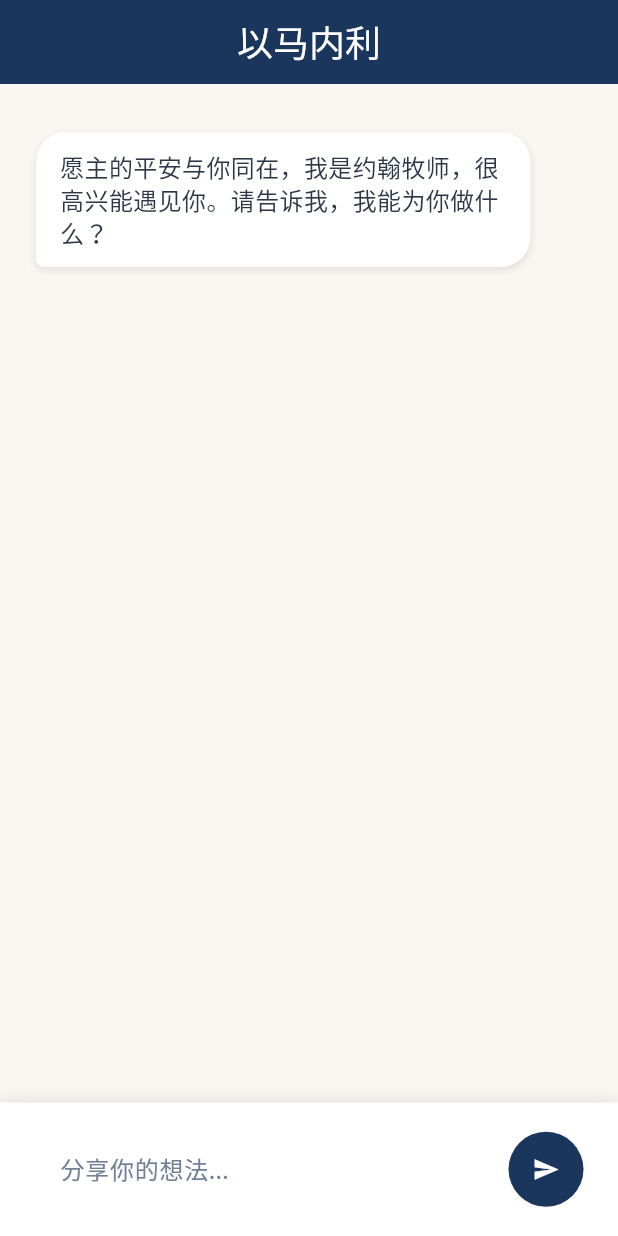
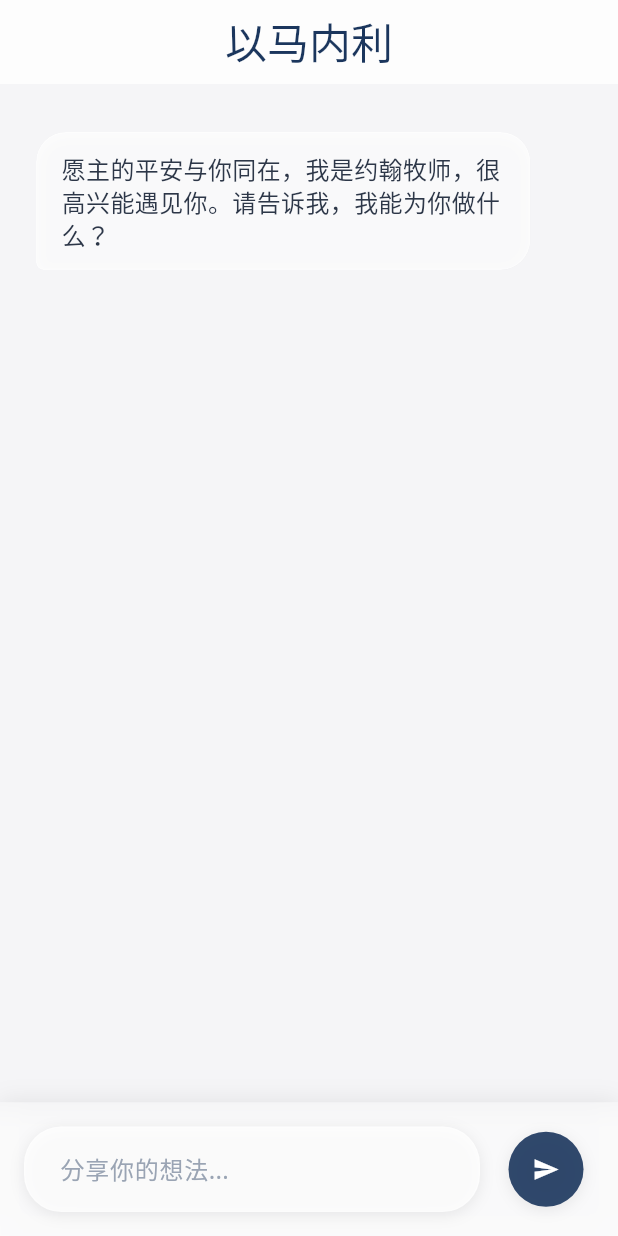
Before and after one commit to 4566sx/chat, a Flutter app: the screen it shows after launch, on a phone screen of 412 x 824 dp. Run offline on Flutter 3.47's test engine with Material 3 defaults, Android fonts, the phone set to English and light mode, and no system bars.

Commit message:
Add glass morphism effect and optimize UI

```diff
--- a/ai_chat/lib/chat_screen.dart
+++ b/ai_chat/lib/chat_screen.dart
@@ -1,10 +1,12 @@
 import 'package:flutter/material.dart';
 import 'package:flutter/cupertino.dart';
+import 'dart:ui';
 import 'ai_service.dart';
 import 'models/message.dart';
 import 'models/user.dart';
 import 'theme/app_colors.dart';
 import 'widgets/message_bubble.dart';
+import 'package:flutter/rendering.dart';
 
 class ChatScreen extends StatefulWidget {
   final User currentUser;
@@ -110,15 +112,18 @@ class _ChatScreenState extends State<ChatScreen> {
           ),
           Container(
             decoration: BoxDecoration(
-              color: AppColors.backgroundElevated,
+              color: Colors.white.withOpacity(0.8),
               boxShadow: [
                 BoxShadow(
                   offset: const Offset(0, -1),
-                  blurRadius: 8,
+                  blurRadius: 12,
                   color: AppColors.shadow,
                 ),
               ],
             ),
+            child: ClipRect(
+              child: BackdropFilter(
+                filter: ImageFilter.blur(sigmaX: 10, sigmaY: 10),
                 child: SafeArea(
                   child: Column(
                     children: [
@@ -134,6 +139,17 @@ class _ChatScreenState extends State<ChatScreen> {
                         child: Row(
                           children: [
                             Expanded(
+                              child: Container(
+                                decoration: BoxDecoration(
+                                  borderRadius: BorderRadius.circular(25),
+                                  boxShadow: [
+                                    BoxShadow(
+                                      color: AppColors.shadow,
+                                      blurRadius: 8,
+                                      offset: const Offset(0, 2),
+                                    ),
+                                  ],
+                                ),
                                 child: TextField(
                                   controller: _controller,
                                   decoration: const InputDecoration(
@@ -144,8 +160,20 @@ class _ChatScreenState extends State<ChatScreen> {
                                   onSubmitted: (_) => _sendMessage(),
                                 ),
                               ),
+                            ),
                             const SizedBox(width: 12),
-                        ElevatedButton(
+                            Container(
+                              decoration: BoxDecoration(
+                                shape: BoxShape.circle,
+                                boxShadow: [
+                                  BoxShadow(
+                                    color: AppColors.shadow,
+                                    blurRadius: 8,
+                                    offset: const Offset(0, 2),
+                                  ),
+                                ],
+                              ),
+                              child: ElevatedButton(
                                 onPressed: _sendMessage,
                                 style: ElevatedButton.styleFrom(
                                   shape: const CircleBorder(),
@@ -153,10 +181,13 @@ class _ChatScreenState extends State<ChatScreen> {
                                 ),
                                 child: const Icon(Icons.send),
                               ),
+                            ),
                           ],
                         ),
                       ),
                     ],
+                  ),
+                ),
               ),
             ),
           ),
--- a/ai_chat/lib/theme/app_colors.dart
+++ b/ai_chat/lib/theme/app_colors.dart
@@ -3,7 +3,7 @@ import 'package:flutter/material.dart';
 class AppColors {
   // 主色调
   static const navy = Color(0xFF1B365D);
-  static const warmBeige = Color(0xFFFAF7F2);
+  static const warmBeige = Color(0xFFF5F5F7);
   static const gold = Color(0xFFD4AF37);
   static const lightGold = Color(0xFFE6D5A7);
   static const lightBlue = Color(0xFFEDF3F9);
@@ -15,11 +15,11 @@ class AppColors {
   // 背景颜色
   static const backgroundPrimary = warmBeige;
   static const backgroundSecondary = Colors.white;
-  static const backgroundElevated = Colors.white;
+  static final backgroundElevated = Colors.white.withOpacity(0.7);
 
   // 消息气泡颜色
-  static const userMessageBg = navy;
-  static const botMessageBg = backgroundElevated;
+  static final userMessageBg = navy.withOpacity(0.9);
+  static final botMessageBg = Colors.white.withOpacity(0.8);
 
   // 强调色
   static const accent = gold;
@@ -28,5 +28,9 @@ class AppColors {
   static const divider = Color(0xFFE2E8F0);
 
   // 阴影颜色
-  static final shadow = Colors.black.withOpacity(0.1);
+  static final shadow = Colors.black.withOpacity(0.08);
+
+  // 玻璃拟态效果颜色
+  static final glassBorder = Colors.white.withOpacity(0.2);
+  static final glassBackground = Colors.white.withOpacity(0.1);
 }
--- a/ai_chat/lib/theme/app_theme.dart
+++ b/ai_chat/lib/theme/app_theme.dart
@@ -7,35 +7,36 @@ class AppTheme {
       fontFamily: 'serif',
       primaryColor: AppColors.navy,
       scaffoldBackgroundColor: AppColors.backgroundPrimary,
-      appBarTheme: const AppBarTheme(
-        backgroundColor: AppColors.navy,
-        foregroundColor: Colors.white,
+      appBarTheme: AppBarTheme(
+        backgroundColor: Colors.white.withOpacity(0.8),
+        foregroundColor: AppColors.navy,
         elevation: 0,
         centerTitle: true,
-        titleTextStyle: TextStyle(
+        titleTextStyle: const TextStyle(
           fontFamily: 'serif',
-          fontSize: 24,
+          fontSize: 28,
           fontWeight: FontWeight.w500,
+          color: AppColors.navy,
         ),
       ),
       inputDecorationTheme: InputDecorationTheme(
         filled: true,
-        fillColor: AppColors.backgroundElevated,
-        hintStyle: const TextStyle(
-          color: AppColors.textSecondary,
+        fillColor: Colors.white.withOpacity(0.8),
+        hintStyle: TextStyle(
+          color: AppColors.textSecondary.withOpacity(0.7),
           fontSize: 16,
         ),
         border: OutlineInputBorder(
           borderRadius: BorderRadius.circular(25),
-          borderSide: BorderSide.none,
+          borderSide: BorderSide(color: AppColors.glassBorder),
         ),
         enabledBorder: OutlineInputBorder(
           borderRadius: BorderRadius.circular(25),
-          borderSide: BorderSide.none,
+          borderSide: BorderSide(color: AppColors.glassBorder),
         ),
         focusedBorder: OutlineInputBorder(
           borderRadius: BorderRadius.circular(25),
-          borderSide: BorderSide(color: AppColors.navy.withOpacity(0.2)),
+          borderSide: BorderSide(color: AppColors.navy.withOpacity(0.3)),
         ),
         contentPadding: const EdgeInsets.symmetric(
           horizontal: 20,
@@ -44,7 +45,7 @@ class AppTheme {
       ),
       elevatedButtonTheme: ElevatedButtonThemeData(
         style: ElevatedButton.styleFrom(
-          backgroundColor: AppColors.navy,
+          backgroundColor: AppColors.navy.withOpacity(0.9),
           foregroundColor: Colors.white,
           elevation: 0,
           shape: RoundedRectangleBorder(
--- a/ai_chat/lib/widgets/message_bubble.dart
+++ b/ai_chat/lib/widgets/message_bubble.dart
@@ -1,6 +1,7 @@
 import 'package:flutter/material.dart';
 import '../models/message.dart';
 import '../theme/app_colors.dart';
+import 'dart:ui';
 
 class MessageBubble extends StatelessWidget {
   final Message message;
@@ -34,7 +35,16 @@ class MessageBubble extends StatelessWidget {
                   ),
                 ),
               ),
-            Container(
+            ClipRRect(
+              borderRadius: BorderRadius.only(
+                topLeft: const Radius.circular(20),
+                topRight: const Radius.circular(20),
+                bottomLeft: Radius.circular(message.isUser ? 20 : 5),
+                bottomRight: Radius.circular(message.isUser ? 5 : 20),
+              ),
+              child: BackdropFilter(
+                filter: ImageFilter.blur(sigmaX: 10, sigmaY: 10),
+                child: Container(
                   padding: const EdgeInsets.symmetric(vertical: 12, horizontal: 16),
                   decoration: BoxDecoration(
                     color: message.isUser ? AppColors.userMessageBg : AppColors.botMessageBg,
@@ -44,10 +54,16 @@ class MessageBubble extends StatelessWidget {
                       bottomLeft: Radius.circular(message.isUser ? 20 : 5),
                       bottomRight: Radius.circular(message.isUser ? 5 : 20),
                     ),
+                    border: Border.all(
+                      color: message.isUser
+                          ? AppColors.navy.withOpacity(0.1)
+                          : AppColors.glassBorder,
+                      width: 1,
+                    ),
                     boxShadow: [
                       BoxShadow(
-                    color: Colors.black.withOpacity(0.1),
-                    blurRadius: 4,
+                        color: AppColors.shadow,
+                        blurRadius: 8,
                         offset: const Offset(0, 2),
                       ),
                     ],
@@ -61,6 +77,8 @@ class MessageBubble extends StatelessWidget {
                     ),
                   ),
                 ),
+              ),
+            ),
           ],
         ),
       ),
```
Lines whose indentation alone changed are shown as unchanged.
